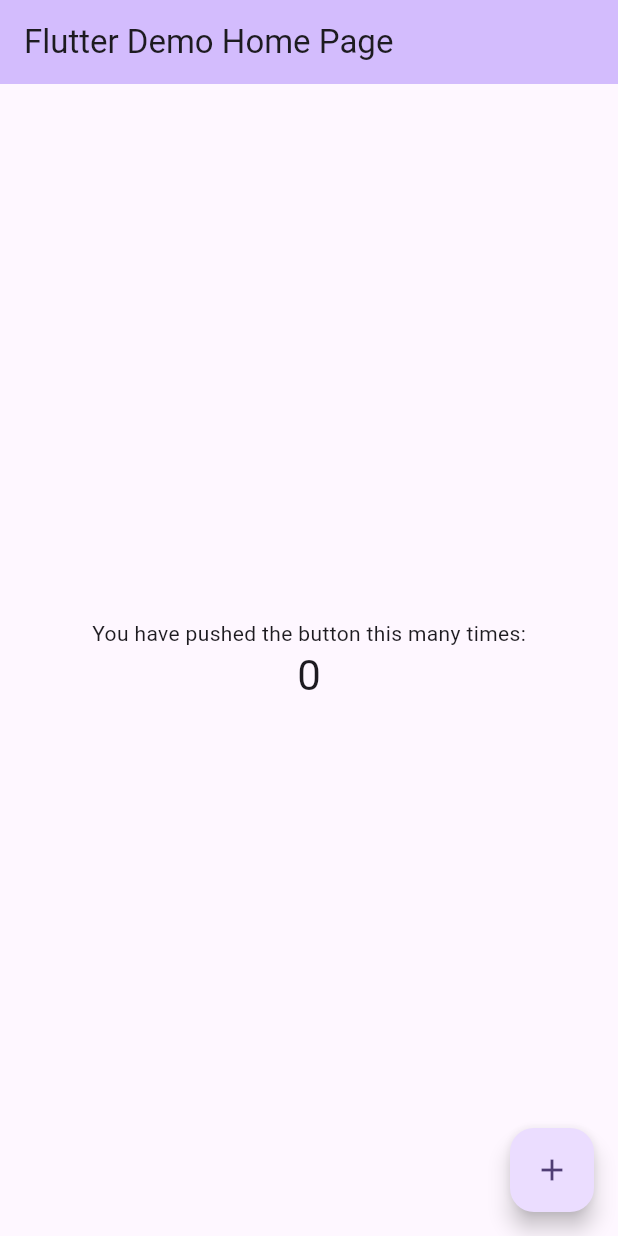
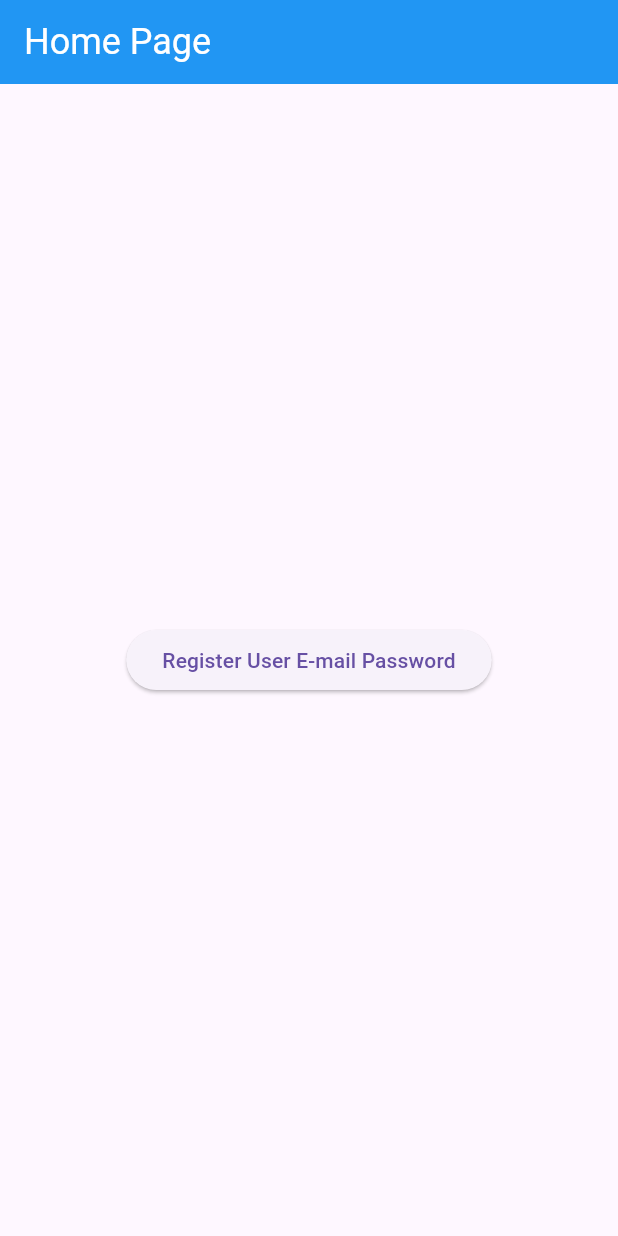
Before and after one commit to dariopmaciel/flutter_firebase_adf, a Flutter app: the screen it shows after launch, on a phone screen of 412 x 824 dp. Run offline on Flutter 3.47's test engine with Material 3 defaults, Android fonts, the phone set to English and light mode, and no system bars; our stand-ins replace firebase_auth, firebase_core; accounts and stored records are empty.

```diff
--- a/lib/main.dart
+++ b/lib/main.dart
@@ -1,60 +1,66 @@
+import 'package:firebase_auth/firebase_auth.dart';
+import 'package:firebase_core/firebase_core.dart';
 import 'package:flutter/material.dart';
-void main() {
+import 'package:flutter_firebase/auth/email_password/register_page.dart';
+import 'package:flutter_firebase/firebase_options.dart';
+
+Future<void> main() async {
+  WidgetsFlutterBinding.ensureInitialized();
+  await Firebase.initializeApp(options: DefaultFirebaseOptions.currentPlatform);
   runApp(const MyApp());
 }
+
 class MyApp extends StatelessWidget {
   const MyApp({super.key});
   @override
   Widget build(BuildContext context) {
     return MaterialApp(
       title: 'Flutter Demo',
+      debugShowCheckedModeBanner: false,
       theme: ThemeData(
-        colorScheme: ColorScheme.fromSeed(seedColor: Colors.deepPurple),
-        useMaterial3: true,
+        primaryColor: Colors.blue,
+        primarySwatch: Colors.blue,
+        floatingActionButtonTheme:
+            const FloatingActionButtonThemeData(backgroundColor: Colors.blue),
+        appBarTheme: const AppBarTheme(
+          color: Colors.blue,
+          titleTextStyle: TextStyle(color: Colors.white, fontSize: 24),
+        ),
       ),
-      home: const MyHomePage(title: 'Flutter Demo Home Page'),
+      routes: {'/auth/email_password/register': (_) => const RegisterPage()},
+      home: const MyHomePage(
+        title: 'Home Page',
+      ),
     );
   }
 }
+
 class MyHomePage extends StatefulWidget {
   const MyHomePage({super.key, required this.title});
   final String title;
   @override
   State<MyHomePage> createState() => _MyHomePageState();
 }
+
 class _MyHomePageState extends State<MyHomePage> {
-  int _counter = 0;
-  void _incrementCounter() {
-    setState(() {
-      _counter++;
-    });
-  }
   @override
   Widget build(BuildContext context) {
     return Scaffold(
-      appBar: AppBar(
-        backgroundColor: Theme.of(context).colorScheme.inversePrimary,
-        title: Text(widget.title),
-      ),
+      appBar: AppBar(title: Text(widget.title)),
       body: Center(
         child: Column(
           mainAxisAlignment: MainAxisAlignment.center,
           children: <Widget>[
-            const Text(
-              'You have pushed the button this many times:',
-            ),
-            Text(
-              '$_counter',
-              style: Theme.of(context).textTheme.headlineMedium,
+            ElevatedButton(
+              onPressed: () {
+                Navigator.of(context)
+                    .pushNamed('/auth/email_password/register');
+              },
+              child: const Text("Register User E-mail Password"),
             ),
           ],
         ),
       ),
-      floatingActionButton: FloatingActionButton(
-        onPressed: _incrementCounter,
-        tooltip: 'Increment',
-        child: const Icon(Icons.add),
-      ),
     );
   }
 }
--- a/pubspec.yaml
+++ b/pubspec.yaml
@@ -37,6 +37,7 @@ dependencies:
   cupertino_icons: ^1.0.2
   firebase_core: ^2.24.0
   firebase_auth: ^4.15.0
+  # flutterfire_ui: ^0.4.3+20
 
 dev_dependencies:
   flutter_test:
```
Also changed, not shown: lib/auth/email_password/register_page.dart (added, +59 -0 lines).
